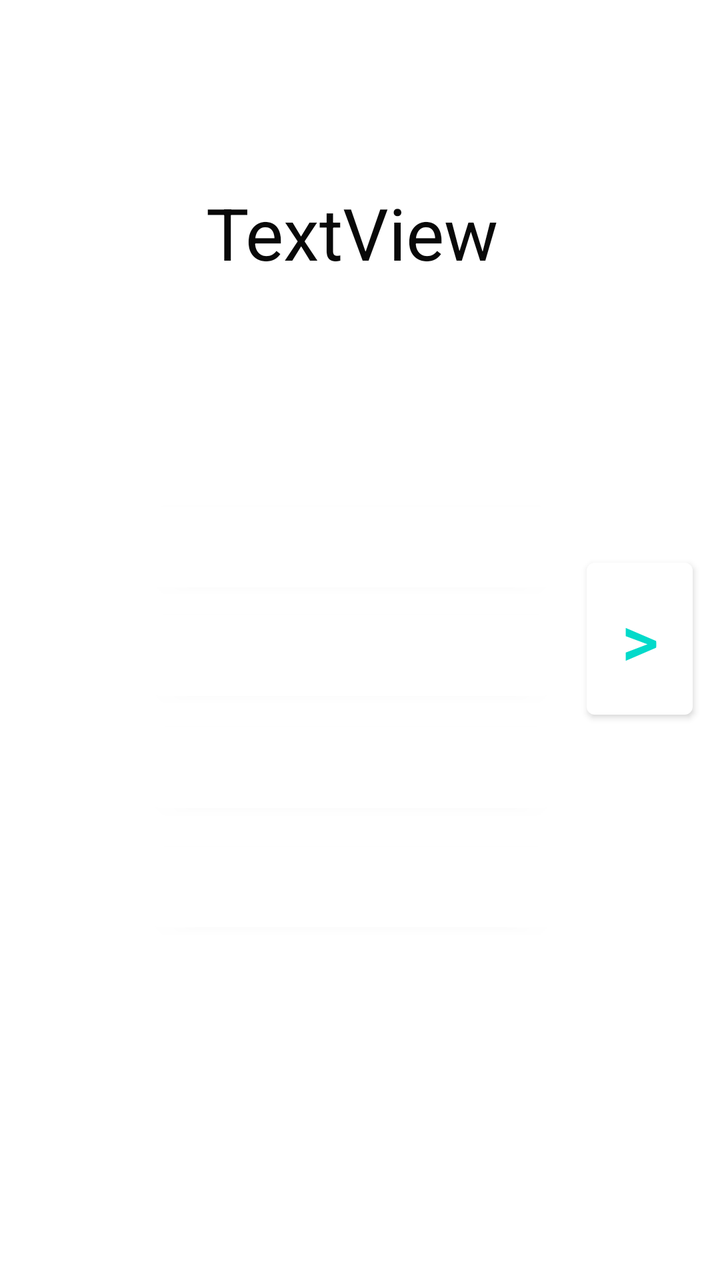
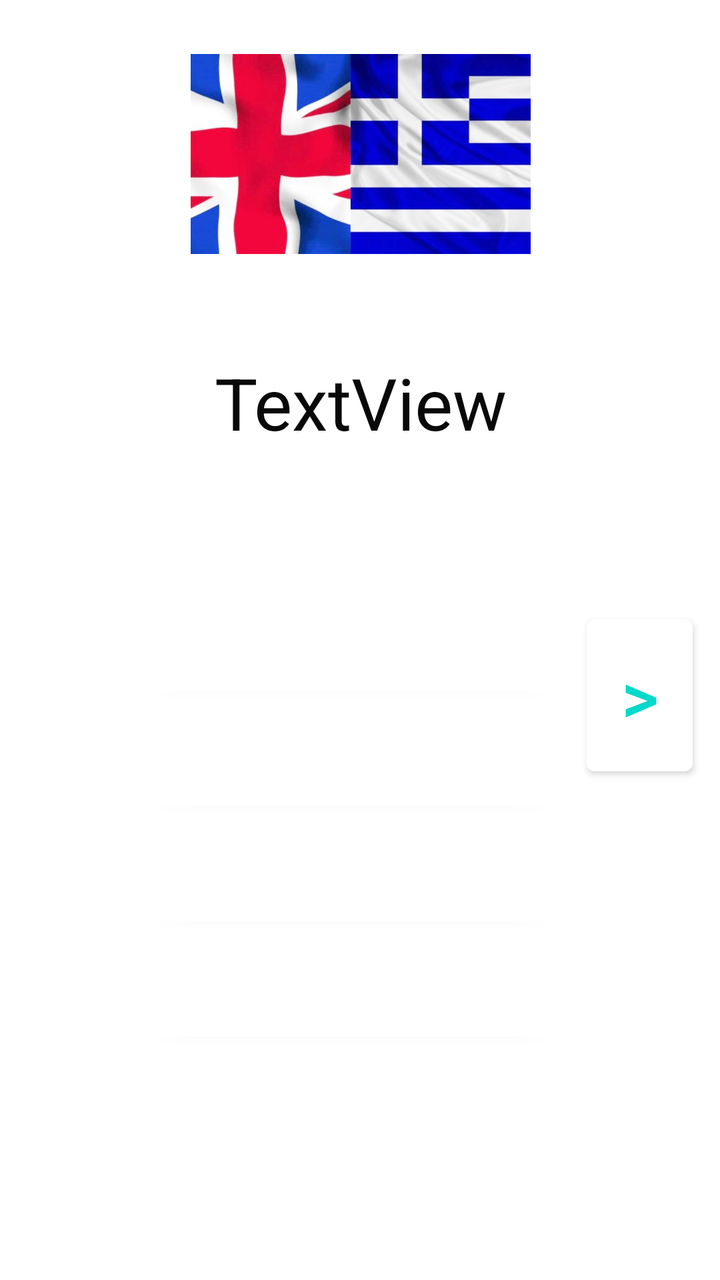

An Android layout rendered at two revisions. The XML below is the earlier revision; the diff shows what the commit changed to produce the second picture.
<!-- AndroidManifest.xml: application theme Theme.GreekQuizApp -->
<!-- res/layout/question.xml -->
<?xml version="1.0" encoding="utf-8"?>

<androidx.constraintlayout.widget.ConstraintLayout xmlns:android="http://schemas.android.com/apk/res/android"
    xmlns:app="http://schemas.android.com/apk/res-auto"
    xmlns:tools="http://schemas.android.com/tools"
    android:layout_width="match_parent"
    android:layout_height="match_parent">

    <TextView
        android:id="@+id/question"
        android:layout_width="196dp"
        android:layout_height="50dp"
        android:text="@string/textview"
        android:textAlignment="center"
        android:textColor="#090909"
        android:textSize="36sp"
        app:layout_constraintBottom_toBottomOf="parent"
        app:layout_constraintEnd_toEndOf="parent"
        app:layout_constraintHorizontal_bias="0.473"
        app:layout_constraintStart_toStartOf="parent"
        app:layout_constraintTop_toTopOf="parent"
        app:layout_constraintVertical_bias="0.156" />

    <Button
        android:id="@+id/option3"
        android:layout_width="200dp"
        android:layout_height="wrap_content"
        android:layout_marginTop="10dp"
        android:textSize="24sp"
        app:layout_constraintBottom_toBottomOf="parent"
        app:layout_constraintStart_toStartOf="@+id/option4"
        app:layout_constraintTop_toTopOf="parent"
        app:layout_constraintVertical_bias="0.602" />

    <Button
        android:id="@+id/option2"
        android:layout_width="200dp"
        android:layout_height="wrap_content"
        android:layout_marginTop="10dp"
        android:textSize="24sp"
        app:layout_constraintBottom_toBottomOf="parent"
        app:layout_constraintStart_toStartOf="@+id/option3"
        app:layout_constraintTop_toTopOf="parent"
        app:layout_constraintVertical_bias="0.505" />

    <Button
        android:id="@+id/option1"
        android:layout_width="200dp"
        android:layout_height="wrap_content"
        android:layout_marginTop="10dp"
        android:textSize="24sp"
        app:layout_constraintBottom_toBottomOf="parent"
        app:layout_constraintStart_toStartOf="@+id/option2"
        app:layout_constraintTop_toTopOf="parent"
        app:layout_constraintVertical_bias="0.411" />

    <Button
        android:id="@+id/option4"
        android:layout_width="200dp"
        android:layout_height="wrap_content"
        android:layout_marginTop="10dp"
        android:textSize="24sp"
        app:layout_constraintBottom_toBottomOf="parent"
        app:layout_constraintEnd_toEndOf="parent"
        app:layout_constraintHorizontal_bias="0.473"
        app:layout_constraintStart_toStartOf="parent"
        app:layout_constraintTop_toTopOf="parent"
        app:layout_constraintVertical_bias="0.705" />

    <Button
        android:id="@+id/next"
        android:layout_width="53dp"
        android:layout_height="88dp"
        android:text=">"
        android:textSize="36sp"
        app:layout_constraintBottom_toBottomOf="parent"
        app:layout_constraintEnd_toEndOf="parent"
        app:layout_constraintHorizontal_bias="0.955"
        app:layout_constraintStart_toStartOf="parent"
        app:layout_constraintTop_toTopOf="parent"
        app:layout_constraintVertical_bias="0.499" />

</androidx.constraintlayout.widget.ConstraintLayout>
<!-- resources referenced by this layout -->
<resources>
  <string name="textview">TextView</string>
  <style name="Theme.GreekQuizApp" parent="Theme.MaterialComponents.DayNight.DarkActionBar">
          
          <item name="colorPrimary">#FFFFFF</item>
          <item name="colorPrimaryVariant">@color/colorBlue</item>
          <item name="colorOnPrimary">@color/colorBlue</item>
          
          <item name="colorSecondary">@color/colorBlue</item>
          <item name="colorSecondaryVariant">@color/colorBlue</item>
          <item name="colorOnSecondary">@color/colorBlue</item>
          
          <item name="android:statusBarColor" tools:targetApi="l">?attr/colorPrimaryVariant</item>
          
      </style>
  <color name="colorBlue">#03DACA</color>
</resources>

<!-- the commit's change to res/layout/question.xml (unified diff, before → after) -->
@@ -16,10 +16,10 @@
         android:textSize="36sp"
         app:layout_constraintBottom_toBottomOf="parent"
         app:layout_constraintEnd_toEndOf="parent"
-        app:layout_constraintHorizontal_bias="0.473"
+        app:layout_constraintHorizontal_bias="0.5"
         app:layout_constraintStart_toStartOf="parent"
         app:layout_constraintTop_toTopOf="parent"
-        app:layout_constraintVertical_bias="0.156" />
+        app:layout_constraintVertical_bias="0.3" />
 
     <Button
         android:id="@+id/option3"
@@ -30,7 +30,7 @@
         app:layout_constraintBottom_toBottomOf="parent"
         app:layout_constraintStart_toStartOf="@+id/option4"
         app:layout_constraintTop_toTopOf="parent"
-        app:layout_constraintVertical_bias="0.602" />
+        app:layout_constraintVertical_bias="0.7" />
 
     <Button
         android:id="@+id/option2"
@@ -41,7 +41,7 @@
         app:layout_constraintBottom_toBottomOf="parent"
         app:layout_constraintStart_toStartOf="@+id/option3"
         app:layout_constraintTop_toTopOf="parent"
-        app:layout_constraintVertical_bias="0.505" />
+        app:layout_constraintVertical_bias="0.6" />
 
     <Button
         android:id="@+id/option1"
@@ -52,7 +52,7 @@
         app:layout_constraintBottom_toBottomOf="parent"
         app:layout_constraintStart_toStartOf="@+id/option2"
         app:layout_constraintTop_toTopOf="parent"
-        app:layout_constraintVertical_bias="0.411" />
+        app:layout_constraintVertical_bias="0.5" />
 
     <Button
         android:id="@+id/option4"
@@ -65,7 +65,7 @@
         app:layout_constraintHorizontal_bias="0.473"
         app:layout_constraintStart_toStartOf="parent"
         app:layout_constraintTop_toTopOf="parent"
-        app:layout_constraintVertical_bias="0.705" />
+        app:layout_constraintVertical_bias="0.8" />
 
     <Button
         android:id="@+id/next"
@@ -78,6 +78,22 @@
         app:layout_constraintHorizontal_bias="0.955"
         app:layout_constraintStart_toStartOf="parent"
         app:layout_constraintTop_toTopOf="parent"
-        app:layout_constraintVertical_bias="0.499" />
+        app:layout_constraintVertical_bias="0.55" />
+
+    <ImageView
+        android:id="@+id/imageView"
+        android:layout_width="400dp"
+        android:layout_height="100dp"
+        app:srcCompat="@drawable/greeceukflag"
+        app:layout_constraintBottom_toBottomOf="parent"
+        app:layout_constraintEnd_toEndOf="parent"
+        app:layout_constraintStart_toStartOf="parent"
+        app:layout_constraintTop_toTopOf="parent"
+        app:layout_constraintVertical_bias="0.05"
+        app:layout_constraintHorizontal_bias="0.5"
+        tools:layout_editor_absoluteX="0dp"
+        tools:layout_editor_absoluteY="16dp"
+
+    />
 
 </androidx.constraintlayout.widget.ConstraintLayout>
<!-- resource entries referenced after the edit -->
@@ -1,5 +1,6 @@
 <!-- resources referenced by this layout -->
 <resources>
+  <!-- drawable greeceukflag: jpg bitmap (drawable-v24, 29998 bytes) -->
   <string name="textview">TextView</string>
   <style name="Theme.GreekQuizApp" parent="Theme.MaterialComponents.DayNight.DarkActionBar">
           
